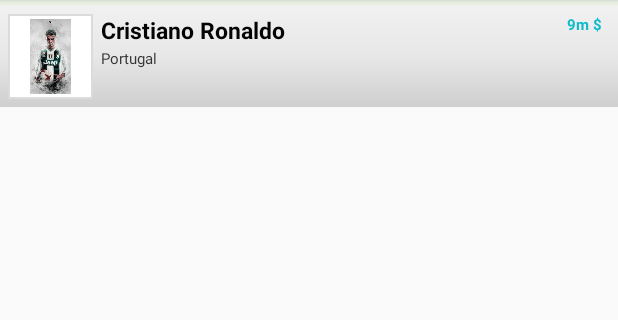
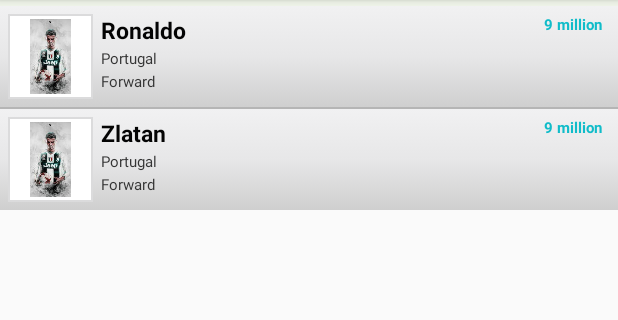
Before and after one commit to apurvsahay/GFF_ECFL, an Android app: the AdminActivity screen opened directly, with no data from a screen before it, on a phone screen of 412 x 824 dp, the part 84-404 px from its top. Run offline under Robolectric (Android 15) with nearby library versions, the phone set to English and light mode, and no system bars; our stand-ins replace Firebase (no records; nobody signed in at launch, a user with empty details on screens opened directly).

Commit message:
Admin Panel

```diff
--- /dev/null
+++ b/app/src/main/java/com/example/gffecfl/Adapter/AdminListAdapter.java
@@ -0,0 +1,48 @@
+package com.example.gffecfl.Adapter;
+
+import android.content.Context;
+import android.view.LayoutInflater;
+import android.view.View;
+import android.view.ViewGroup;
+import android.widget.BaseAdapter;
+import android.widget.TextView;
+
+import com.example.gffecfl.R;
+
+public class AdminListAdapter extends BaseAdapter {
+
+    private static LayoutInflater inflater = null;
+    Context context;
+    String[] footballers;
+
+    public AdminListAdapter(Context context, String[] footballers){
+        this.context= context;
+        this.footballers = footballers;
+        inflater = (LayoutInflater) context.getSystemService(Context.LAYOUT_INFLATER_SERVICE);
+    }
+
+    @Override
+    public int getCount() {
+        return footballers.length;
+    }
+
+    @Override
+    public Object getItem(int position) {
+        return footballers[position];
+    }
+
+    @Override
+    public long getItemId(int position) {
+        return position;
+    }
+
+    @Override
+    public View getView(int position, View convertView, ViewGroup parent) {
+        View view = convertView;
+        if(view== null)
+            view=inflater.inflate(R.layout.list_row,null);
+        TextView footballerName = view.findViewById(R.id.footballerName);
+        footballerName.setText(footballers[position]);
+        return view;
+    }
+}
--- a/app/src/main/java/com/example/gffecfl/AdminActivity.java
+++ b/app/src/main/java/com/example/gffecfl/AdminActivity.java
@@ -6,16 +6,23 @@ import android.content.Intent;
 import android.os.Bundle;
 import android.view.MenuItem;
 import android.view.View;
+import android.widget.ListView;
 import android.widget.PopupMenu;
 
+import com.example.gffecfl.Adapter.AdminListAdapter;
 import com.google.firebase.auth.FirebaseAuth;
 
 public class AdminActivity extends AppCompatActivity implements PopupMenu.OnMenuItemClickListener {
+
+    ListView listView;
 
     @Override
     protected void onCreate(Bundle savedInstanceState) {
         super.onCreate(savedInstanceState);
         setContentView(R.layout.activity_admin);
+
+        listView = (ListView)findViewById(R.id.list);
+        listView.setAdapter(new AdminListAdapter(this,new String[]{"Ronaldo","Zlatan"}));
     }
 
     public void showPopup(View view) {
--- a/app/src/main/res/layout/activity_admin.xml
+++ b/app/src/main/res/layout/activity_admin.xml
@@ -64,70 +64,12 @@
 </androidx.constraintlayout.widget.ConstraintLayout>
 
 
-<RelativeLayout
-android:layout_width="fill_parent"
-android:layout_height="wrap_content"
-android:background="@drawable/list_selector"
-android:orientation="horizontal"
-android:padding="5dip" >
-
-<!--  ListRow Left sied Thumbnail image -->
-<LinearLayout android:id="@+id/thumbnail"
-    android:layout_width="wrap_content"
-    android:layout_height="wrap_content"
-    android:padding="3dip"
-    android:layout_alignParentLeft="true"
-    android:background="@drawable/image_bg"
-    android:layout_marginRight="5dip">
-
-    <ImageView
-        android:id="@+id/list_image"
-        android:layout_width="50dip"
-        android:layout_height="50dip"
-        android:src="@drawable/ronaldo" />
+    <ListView
+        android:id="@+id/list"
+        android:layout_width="fill_parent"
+        android:layout_height="wrap_content"
+        android:divider="#b5b5b5"
+        android:dividerHeight="1dp"
+        android:listSelector="@drawable/list_selector" />
 
 </LinearLayout>
-
-<!-- Title Of Song-->
-<TextView
-    android:id="@+id/title"
-    android:layout_width="wrap_content"
-    android:layout_height="wrap_content"
-    android:layout_alignTop="@+id/thumbnail"
-    android:layout_toRightOf="@+id/thumbnail"
-    android:text="Cristiano Ronaldo"
-    android:textColor="#040404"
-    android:typeface="sans"
-    android:textSize="15dip"
-    android:textStyle="bold"/>
-
-<!-- Artist Name -->
-<TextView
-    android:id="@+id/artist"
-    android:layout_width="fill_parent"
-    android:layout_height="wrap_content"
-    android:layout_below="@id/title"
-    android:textColor="#343434"
-    android:textSize="10dip"
-    android:layout_marginTop="1dip"
-    android:layout_toRightOf="@+id/thumbnail"
-    android:text="Portugal" />
-
-<!-- Rightend Duration -->
-<TextView
-    android:id="@+id/duration"
-    android:layout_width="wrap_content"
-    android:layout_height="wrap_content"
-    android:layout_alignParentRight="true"
-    android:layout_alignTop="@id/title"
-    android:gravity="right"
-    android:text="9m $"
-    android:layout_marginRight="5dip"
-    android:textSize="10dip"
-    android:textColor="#10bcc9"
-    android:textStyle="bold"/>
-
-
-</RelativeLayout>
-
-</LinearLayout>
--- /dev/null
+++ b/app/src/main/res/layout/list_row.xml
@@ -0,0 +1,77 @@
+<?xml version="1.0" encoding="utf-8"?>
+<RelativeLayout xmlns:android="http://schemas.android.com/apk/res/android"
+    android:layout_width="fill_parent"
+    android:layout_height="wrap_content"
+    android:background="@drawable/list_selector"
+    android:orientation="horizontal"
+    android:padding="5dip" >
+
+    <!--  ListRow Left sied Thumbnail image -->
+    <LinearLayout android:id="@+id/thumbnail"
+        android:layout_width="wrap_content"
+        android:layout_height="wrap_content"
+        android:padding="3dip"
+        android:layout_alignParentLeft="true"
+        android:background="@drawable/image_bg"
+        android:layout_marginRight="5dip">
+
+        <ImageView
+            android:id="@+id/list_image"
+            android:layout_width="50dip"
+            android:layout_height="50dip"
+            android:src="@drawable/ronaldo" />
+
+    </LinearLayout>
+
+    <!-- Title Of Song-->
+    <TextView
+        android:id="@+id/footballerName"
+        android:layout_width="wrap_content"
+        android:layout_height="wrap_content"
+        android:layout_alignTop="@+id/thumbnail"
+        android:layout_toRightOf="@+id/thumbnail"
+        android:text="Cristiano Ronaldo"
+        android:textColor="#040404"
+        android:typeface="sans"
+        android:textSize="15dip"
+        android:textStyle="bold"/>
+
+    <!-- Artist Name -->
+    <TextView
+        android:id="@+id/footballerCountry"
+        android:layout_width="fill_parent"
+        android:layout_height="wrap_content"
+        android:layout_below="@id/footballerName"
+        android:textColor="#343434"
+        android:textSize="10dip"
+        android:layout_marginTop="1dip"
+        android:layout_toRightOf="@+id/thumbnail"
+        android:text="Portugal" />
+
+    <TextView
+        android:id="@+id/footballerPosition"
+        android:layout_width="fill_parent"
+        android:layout_height="wrap_content"
+        android:layout_below="@id/footballerCountry"
+        android:textColor="#343434"
+        android:textSize="10dip"
+        android:layout_marginTop="1dip"
+        android:layout_toRightOf="@+id/thumbnail"
+        android:text="Forward" />
+
+    <!-- Rightend Duration -->
+    <TextView
+        android:id="@+id/footballerPrice"
+        android:layout_width="wrap_content"
+        android:layout_height="wrap_content"
+        android:layout_alignParentRight="true"
+        android:layout_alignTop="@id/footballerName"
+        android:gravity="right"
+        android:text="9 million"
+        android:layout_marginRight="5dip"
+        android:textSize="10dip"
+        android:textColor="#10bcc9"
+        android:textStyle="bold"/>
+
+
+</RelativeLayout>
```
